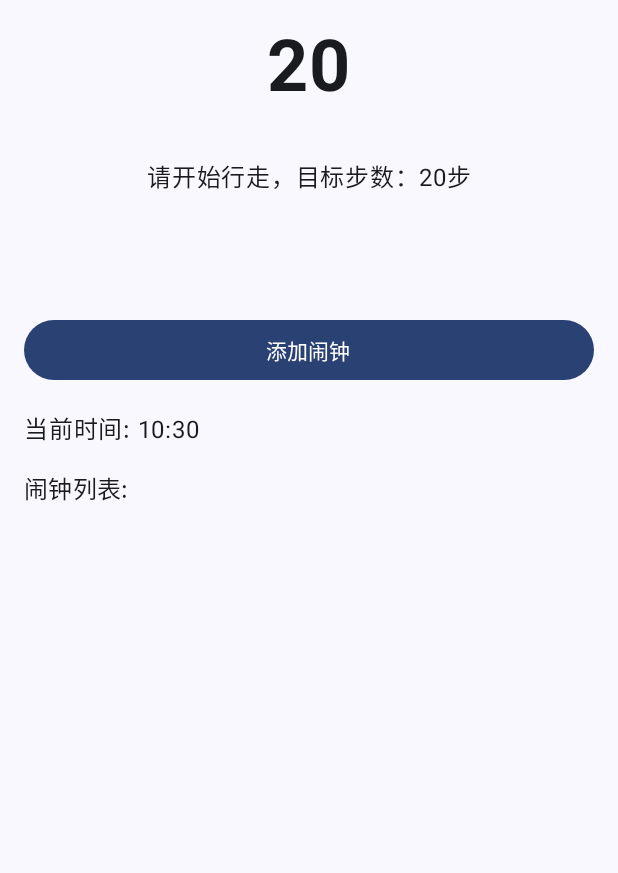
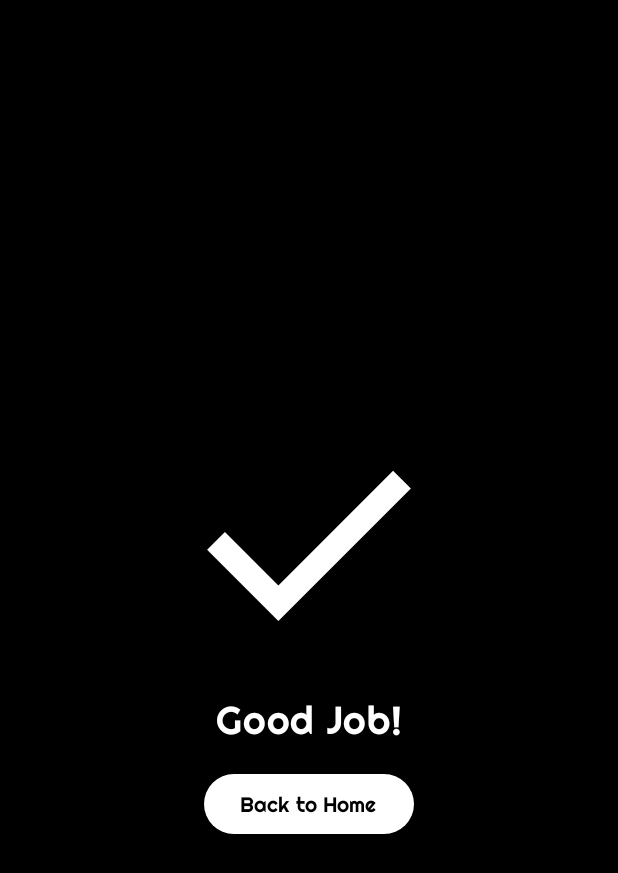
Before and after one commit to MayaCHEN-github/AlarmNest, an Android app built with Jetpack Compose: the screen it shows after launch (MainActivity), on a phone screen of 412 x 824 dp. Shown: the top 873 px of the screen. Run offline under Robolectric (Android 15) with nearby library versions, the phone set to English and light mode, and no system bars.

Commit message:
Add：Alarm Off Screen

```diff
--- a/app/src/main/java/edu/cuhk/csci3310/csci3310project/MainActivity.kt
+++ b/app/src/main/java/edu/cuhk/csci3310/csci3310project/MainActivity.kt
@@ -15,6 +15,7 @@ import androidx.compose.ui.Modifier
 import androidx.compose.ui.unit.dp
 import edu.cuhk.csci3310.csci3310project.alarm.AlarmPermission
 import edu.cuhk.csci3310.csci3310project.alarm.AlarmTest
+import edu.cuhk.csci3310.csci3310project.screen.AlarmOffScreen
 import edu.cuhk.csci3310.csci3310project.sensor.StepCounterViewModel
 import edu.cuhk.csci3310.csci3310project.sensor.StepCounterUI
 import edu.cuhk.csci3310.csci3310project.ui.theme.CSCI3310ProjectTheme
@@ -56,7 +57,7 @@ class MainActivity : ComponentActivity() {
                         }
                     )
                 }
-                MainScreen(this)
+                TestScreen(this)
             }
         }
 
@@ -98,3 +99,8 @@ fun MainScreen(activity: MainActivity) {
         }
     }
 }
+
+@Composable
+fun TestScreen(activity: MainActivity){
+    AlarmOffScreen()
+}
--- /dev/null
+++ b/app/src/main/java/edu/cuhk/csci3310/csci3310project/screen/AlarmChecklistScreen.kt
@@ -0,0 +1 @@
+package edu.cuhk.csci3310.csci3310project.screen
--- /dev/null
+++ b/app/src/main/java/edu/cuhk/csci3310/csci3310project/screen/AlarmOffScreen.kt
@@ -0,0 +1,99 @@
+package edu.cuhk.csci3310.csci3310project.screen
+
+import androidx.compose.foundation.Image
+import androidx.compose.foundation.layout.padding
+import androidx.compose.foundation.layout.fillMaxSize
+import androidx.compose.foundation.layout.Column
+import androidx.compose.foundation.layout.size
+import androidx.compose.material3.Button
+import androidx.compose.material3.ExperimentalMaterial3Api
+import androidx.compose.material3.Scaffold
+import androidx.compose.material3.Text
+import androidx.compose.material3.CenterAlignedTopAppBar
+import androidx.compose.runtime.Composable
+import androidx.compose.runtime.LaunchedEffect
+import androidx.compose.runtime.getValue
+import androidx.compose.runtime.mutableStateOf
+import androidx.compose.runtime.remember
+import androidx.compose.runtime.setValue
+import androidx.compose.ui.Modifier
+import androidx.compose.ui.Alignment
+import androidx.compose.ui.draw.scale
+import androidx.compose.ui.res.painterResource
+import androidx.compose.ui.tooling.preview.Preview
+import androidx.compose.ui.unit.dp
+import edu.cuhk.csci3310.csci3310project.R
+import edu.cuhk.csci3310.csci3310project.ui.theme.CSCI3310ProjectTheme
+import androidx.compose.animation.core.Spring
+import androidx.compose.animation.core.animateFloatAsState
+import androidx.compose.animation.core.spring
+import androidx.compose.ui.unit.sp
+
+
+@OptIn(ExperimentalMaterial3Api::class)
+@Composable
+fun AlarmOffScreen(previewScale: Float? = null){
+    CSCI3310ProjectTheme {
+        Scaffold(
+
+        ) { paddingValues ->
+            Column(
+                modifier = Modifier
+                    .fillMaxSize()
+                    .padding(paddingValues),
+                horizontalAlignment = Alignment.CenterHorizontally,
+                verticalArrangement = androidx.compose.foundation.layout.Arrangement.Center
+            ) {
+                var startAnimation by remember { mutableStateOf(false) }
+                val scale by animateFloatAsState(
+                    targetValue = if (startAnimation) 1f else 0f,
+                    animationSpec = spring(
+                        dampingRatio = Spring.DampingRatioMediumBouncy,
+                        stiffness = Spring.StiffnessLow
+                    ),
+                    label = "scale"
+                )
+
+                LaunchedEffect(key1 = true) {
+                    startAnimation = true
+                }
+
+                Image(
+                    painter = painterResource(id = R.drawable.check_24px),
+                    contentDescription = null,
+                    modifier = Modifier
+                        .scale(previewScale ?: scale)
+                        .size(200.dp)
+                )
+                Text(
+                    text = "Good Job!",
+                    fontSize = 26.sp
+                )
+                Button(
+                    onClick = { /*TODO*/ },
+                    modifier = Modifier.padding(top = 16.dp)
+                ) {
+                    Text(text = "Back to Home")
+                }
+            }
+        }
+    }
+}
+
+@Preview(name = "动画开始状态")
+@Composable
+fun AlarmOffScreenPreviewStart() {
+    AlarmOffScreen(previewScale = 0f)
+}
+
+@Preview(name = "动画中间状态")
+@Composable
+fun AlarmOffScreenPreviewMiddle() {
+    AlarmOffScreen(previewScale = 0.5f)
+}
+
+@Preview(name = "动画结束状态")
+@Composable
+fun AlarmOffScreenPreviewEnd() {
+    AlarmOffScreen(previewScale = 1f)
+}
--- /dev/null
+++ b/app/src/main/java/edu/cuhk/csci3310/csci3310project/screen/AlarmScreen.kt
@@ -0,0 +1 @@
+package edu.cuhk.csci3310.csci3310project.screen
--- /dev/null
+++ b/app/src/main/java/edu/cuhk/csci3310/csci3310project/screen/AlarmTypingScreen.kt
@@ -0,0 +1 @@
+package edu.cuhk.csci3310.csci3310project.screen
--- /dev/null
+++ b/app/src/main/java/edu/cuhk/csci3310/csci3310project/screen/ClockDetailScreen.kt
@@ -0,0 +1 @@
+package edu.cuhk.csci3310.csci3310project.screen
--- /dev/null
+++ b/app/src/main/java/edu/cuhk/csci3310/csci3310project/screen/ClockListScreen.kt
@@ -0,0 +1 @@
+package edu.cuhk.csci3310.csci3310project.screen
--- /dev/null
+++ b/app/src/main/java/edu/cuhk/csci3310/csci3310project/screen/SettingScreen.kt
@@ -0,0 +1 @@
+package edu.cuhk.csci3310.csci3310project.screen
--- a/app/src/main/java/edu/cuhk/csci3310/csci3310project/ui/theme/Color.kt
+++ b/app/src/main/java/edu/cuhk/csci3310/csci3310project/ui/theme/Color.kt
@@ -1,6 +1,11 @@
 package edu.cuhk.csci3310.csci3310project.ui.theme
 
 import androidx.compose.ui.graphics.Color
+
+val AppBackground = Color(0xFF000000)  // 黑色背景
+val AppText = Color(0xFFFFFFFF)        // 白色文字
+val AppSurface = Color(0xFFFFFFFF)     // 白色表面
+val AppOnSurface = Color(0xFF000000)   // 黑色文字(用于白色表面上)
 
 val Purple80 = Color(0xFFD0BCFF)
 val PurpleGrey80 = Color(0xFFCCC2DC)
--- a/app/src/main/java/edu/cuhk/csci3310/csci3310project/ui/theme/Theme.kt
+++ b/app/src/main/java/edu/cuhk/csci3310/csci3310project/ui/theme/Theme.kt
@@ -1,57 +1,31 @@
 package edu.cuhk.csci3310.csci3310project.ui.theme
 
 import android.app.Activity
-import android.os.Build
 import androidx.compose.foundation.isSystemInDarkTheme
 import androidx.compose.material3.MaterialTheme
 import androidx.compose.material3.darkColorScheme
-import androidx.compose.material3.dynamicDarkColorScheme
-import androidx.compose.material3.dynamicLightColorScheme
 import androidx.compose.material3.lightColorScheme
 import androidx.compose.runtime.Composable
-import androidx.compose.ui.platform.LocalContext
 
-private val DarkColorScheme = darkColorScheme(
-    primary = Purple80,
-    secondary = PurpleGrey80,
-    tertiary = Pink80
-)
-
-private val LightColorScheme = lightColorScheme(
-    primary = Purple40,
-    secondary = PurpleGrey40,
-    tertiary = Pink40
-
-    /* Other default colors to override
-    background = Color(0xFFFFFBFE),
-    surface = Color(0xFFFFFBFE),
-    onPrimary = Color.White,
-    onSecondary = Color.White,
-    onTertiary = Color.White,
-    onBackground = Color(0xFF1C1B1F),
-    onSurface = Color(0xFF1C1B1F),
-    */
+private val ColorScheme = darkColorScheme(
+    background = AppBackground,
+    onBackground = AppText,
+    surface = AppSurface,
+    onSurface = AppOnSurface,
+    primary = AppSurface,
+    onPrimary = AppOnSurface,
+    secondary = AppSurface,
+    onSecondary = AppOnSurface,
+    tertiary = AppSurface,
+    onTertiary = AppOnSurface
 )
 
 @Composable
 fun CSCI3310ProjectTheme(
-    darkTheme: Boolean = isSystemInDarkTheme(),
-    // Dynamic color is available on Android 12+
-    dynamicColor: Boolean = true,
     content: @Composable () -> Unit
 ) {
-    val colorScheme = when {
-        dynamicColor && Build.VERSION.SDK_INT >= Build.VERSION_CODES.S -> {
-            val context = LocalContext.current
-            if (darkTheme) dynamicDarkColorScheme(context) else dynamicLightColorScheme(context)
-        }
-
-        darkTheme -> DarkColorScheme
-        else -> LightColorScheme
-    }
-
     MaterialTheme(
-        colorScheme = colorScheme,
+        colorScheme = ColorScheme,
         typography = Typography,
         content = content
     )
--- a/app/src/main/java/edu/cuhk/csci3310/csci3310project/ui/theme/Type.kt
+++ b/app/src/main/java/edu/cuhk/csci3310/csci3310project/ui/theme/Type.kt
@@ -5,30 +5,77 @@ import androidx.compose.ui.text.TextStyle
 import androidx.compose.ui.text.font.FontFamily
 import androidx.compose.ui.text.font.FontWeight
 import androidx.compose.ui.unit.sp
+import androidx.compose.ui.text.font.Font
+import edu.cuhk.csci3310.csci3310project.R
+
+// 加载自定义字体
+val RighteousFont = FontFamily(
+    Font(resId = R.font.righteous_regular)
+)
 
 // Set of Material typography styles to start with
 val Typography = Typography(
     bodyLarge = TextStyle(
-        fontFamily = FontFamily.Default,
+        fontFamily = RighteousFont,
         fontWeight = FontWeight.Normal,
         fontSize = 16.sp,
         lineHeight = 24.sp,
         letterSpacing = 0.5.sp
-    )
-    /* Other default text styles to override
+    ),
     titleLarge = TextStyle(
-        fontFamily = FontFamily.Default,
+        fontFamily = RighteousFont,
         fontWeight = FontWeight.Normal,
         fontSize = 22.sp,
         lineHeight = 28.sp,
         letterSpacing = 0.sp
     ),
     labelSmall = TextStyle(
-        fontFamily = FontFamily.Default,
+        fontFamily = RighteousFont,
         fontWeight = FontWeight.Medium,
         fontSize = 11.sp,
         lineHeight = 16.sp,
         letterSpacing = 0.5.sp
+    ),
+    bodyMedium = TextStyle(
+        fontFamily = RighteousFont,
+        fontWeight = FontWeight.Normal,
+        fontSize = 14.sp,
+        lineHeight = 20.sp,
+        letterSpacing = 0.25.sp
+    ),
+    bodySmall = TextStyle(
+        fontFamily = RighteousFont,
+        fontWeight = FontWeight.Normal,
+        fontSize = 12.sp,
+        lineHeight = 16.sp,
+        letterSpacing = 0.4.sp
+    ),
+    labelLarge = TextStyle(
+        fontFamily = RighteousFont,
+        fontWeight = FontWeight.Medium,
+        fontSize = 14.sp,
+        lineHeight = 20.sp,
+        letterSpacing = 0.1.sp
+    ),
+    labelMedium = TextStyle(
+        fontFamily = RighteousFont,
+        fontWeight = FontWeight.Medium,
+        fontSize = 12.sp,
+        lineHeight = 16.sp,
+        letterSpacing = 0.5.sp
+    ),
+    titleMedium = TextStyle(
+        fontFamily = RighteousFont,
+        fontWeight = FontWeight.Medium,
+        fontSize = 16.sp,
+        lineHeight = 24.sp,
+        letterSpacing = 0.15.sp
+    ),
+    titleSmall = TextStyle(
+        fontFamily = RighteousFont,
+        fontWeight = FontWeight.Medium,
+        fontSize = 14.sp,
+        lineHeight = 20.sp,
+        letterSpacing = 0.1.sp
     )
-    */
 )
--- /dev/null
+++ b/app/src/main/res/drawable/check_24px.xml
@@ -0,0 +1,10 @@
+<vector xmlns:android="http://schemas.android.com/apk/res/android"
+    android:width="24dp"
+    android:height="24dp"
+    android:viewportWidth="960"
+    android:viewportHeight="960"
+    android:tint="@android:color/white">
+  <path
+      android:fillColor="@android:color/white"
+      android:pathData="M382,720L154,492L211,435L382,606L749,239L806,296L382,720Z"/>
+</vector>
--- /dev/null
+++ b/app/src/main/res/drawable/done_all_24px.xml
@@ -0,0 +1,10 @@
+<vector xmlns:android="http://schemas.android.com/apk/res/android"
+    android:width="24dp"
+    android:height="24dp"
+    android:viewportWidth="960"
+    android:viewportHeight="960"
+    android:tint="@android:color/white">
+  <path
+      android:fillColor="@android:color/white"
+      android:pathData="M268,706.15L55.85,494L98.62,451.85L268.62,621.85L282.46,608L324.62,650.15L268,706.15ZM494,706.15L281.85,494L324,451.23L494,621.23L862,253.23L904.15,296L494,706.15ZM480.15,494L437.38,451.85L635.38,253.85L678.15,296L480.15,494Z"/>
+</vector>
--- a/gradle/libs.versions.toml
+++ b/gradle/libs.versions.toml
@@ -1,4 +1,6 @@
 [versions]
+accompanistSvg = "0.24.13-rc"
+accompanistSvgVersion = "0.30.1"
 agp = "8.8.2"
 comGoogleDevtoolsKspGradlePlugin = "2.0.21-1.0.27"
 kotlin = "2.0.0"
@@ -15,6 +17,8 @@ roomRuntime = "2.6.1"
 roomKtx = "2.6.1"
 
 [libraries]
+accompanist-svg = { module = "com.google.accompanist:accompanist-svg", version.ref = "accompanistSvg" }
+accompanist-svg-v0301 = { module = "com.google.accompanist:accompanist-svg", version.ref = "accompanistSvgVersion" }
 androidx-core-ktx = { group = "androidx.core", name = "core-ktx", version.ref = "coreKtx" }
 androidx-room-compiler = { module = "androidx.room:room-compiler", version.ref = "roomCompiler" }
 androidx-room-ktx = { module = "androidx.room:room-ktx", version.ref = "roomKtx" }
```
Also changed, not shown: app/src/main/res/font/righteous_regular.ttf (added), 1 other file.
